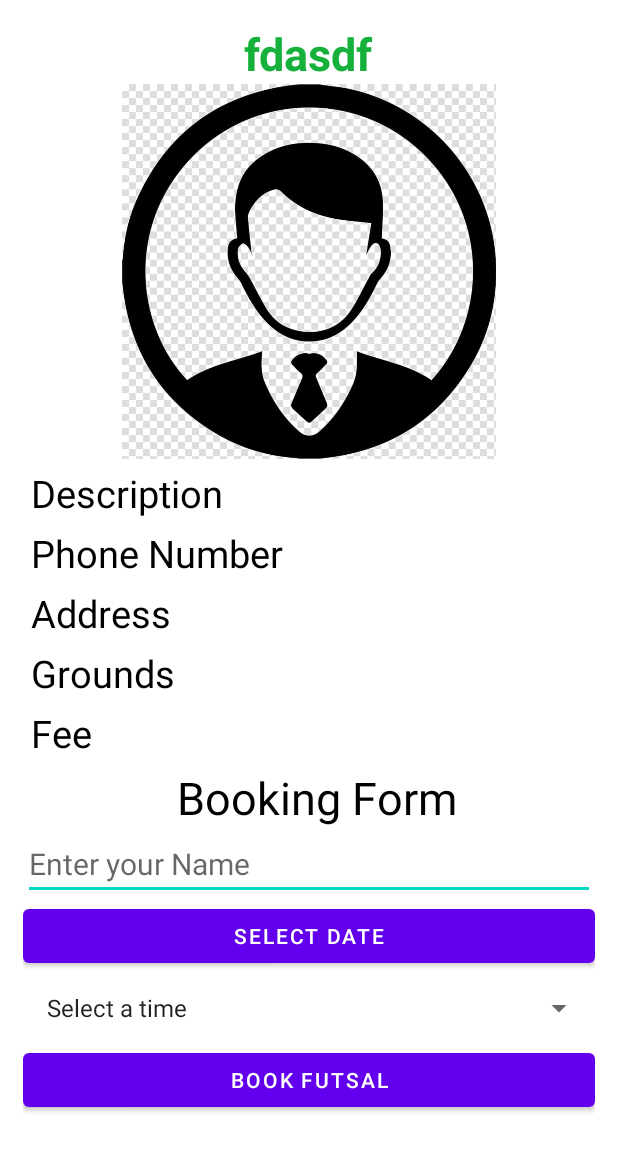
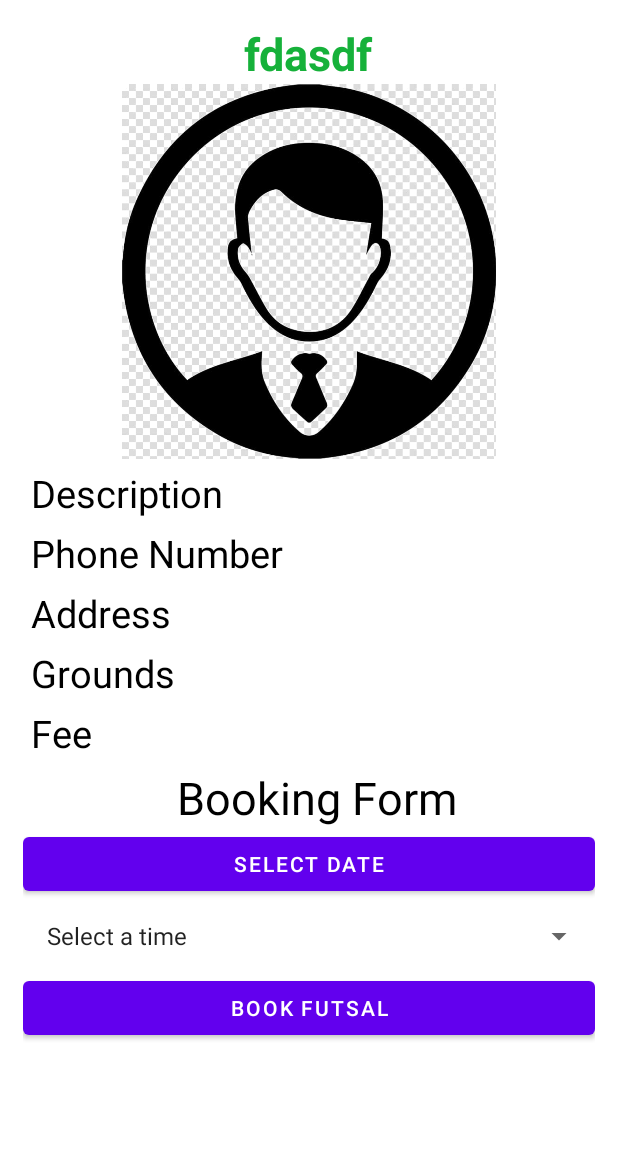
Before and after one commit to pSaurav10/FutsalAppAndroid, an Android app: the FutsaldetailActivity screen opened directly, with no data from a screen before it, after a tap on "BOOK FUTSAL", on a phone screen of 412 x 824 dp. Shown: the top 1151 px of the screen. Run offline under Robolectric (Android 15) with nearby library versions, the phone set to English and light mode, and no system bars; our stand-ins replace Room's generated code; pictures from the network do not load.

Commit message:
Futsal single detail page with booking

```diff
--- a/app/src/main/java/com/example/futsalapp/FutsaldetailActivity.kt
+++ b/app/src/main/java/com/example/futsalapp/FutsaldetailActivity.kt
@@ -1,13 +1,27 @@
 package com.example.futsalapp
 
 import android.app.DatePickerDialog
+import android.app.PendingIntent
+import android.content.Intent
+import android.graphics.Color
 import androidx.appcompat.app.AppCompatActivity
 import android.os.Bundle
 import android.view.View
 import android.widget.*
+import androidx.core.app.NotificationCompat
+import androidx.core.app.NotificationManagerCompat
 import com.bumptech.glide.Glide
+import com.example.futsalapp.Notification.NotificationChannels
 import com.example.futsalapp.api.ServiceBuilder
 import com.example.futsalapp.model.Futsal
+import com.example.futsalapp.model.FutsalBook
+import com.example.futsalapp.model.Player
+import com.example.futsalapp.repository.FutsalRepository
+import kotlinx.coroutines.CoroutineScope
+import kotlinx.coroutines.Dispatchers
+import kotlinx.coroutines.Dispatchers.Main
+import kotlinx.coroutines.launch
+import kotlinx.coroutines.withContext
 import java.util.*
 
 class FutsaldetailActivity : AppCompatActivity() {
@@ -111,9 +125,50 @@ class FutsaldetailActivity : AppCompatActivity() {
 
     private fun book() {
         val futsal = intent.getParcelableExtra<Futsal>("futsal")
-        val username = etUsername.text.toString()
+        val userdata = intent.getParcelableExtra< Player>("userdata")
+        val username = userdata?.username.toString()
         val date = etDate.text.toString()
         val time = selectedtime
         val futsalname = futsal?.name.toString()
+        val futsalid = futsal?._id.toString()
+        val userid = userdata?._id.toString()
+        val futsalbook = FutsalBook(futsalname=futsalname, futsalid=futsalid,
+        date=date, time=time, username=username,userid=userid)
+        CoroutineScope(Dispatchers.IO).launch {
+            try {
+                val futsalrepo = FutsalRepository()
+                val response = futsalrepo.bookFutsal(futsalbook)
+                if (response.success == true){
+                    withContext(Main){
+                        showNotification(time, futsalname, date)
+
+                    }
+                }
+            }
+            catch (e:Exception){
+                withContext(Main){
+                    Toast.makeText(this@FutsaldetailActivity, "$e.toString()", Toast.LENGTH_SHORT).show()
+                }
+
+            }
+        }
+    }
+
+    private fun showNotification(time: String, futsalname: String, date: String) {
+        val notificationManager = NotificationManagerCompat.from(this)
+        val activityIntent = Intent(this,FutsaldetailActivity::class.java)
+        val pendingIntent = PendingIntent.getActivity(this, 0, activityIntent, 0)
+
+        val notificationChannels = NotificationChannels(this)
+        notificationChannels.createNotificationChannels()
+
+        val notification = NotificationCompat.Builder(this, notificationChannels.CHANNEL_1)
+                .setSmallIcon(R.drawable.notification)
+                .setContentTitle("Booking successfull")
+                .setContentText("Successfully booked $futsalname for $time at $date")
+                .setColor(Color.GREEN)
+                .setContentIntent(pendingIntent)
+                .build()
+        notificationManager.notify(1, notification)
     }
 }
--- a/app/src/main/java/com/example/futsalapp/api/FutsalAPI.kt
+++ b/app/src/main/java/com/example/futsalapp/api/FutsalAPI.kt
@@ -1,6 +1,10 @@
 package com.example.futsalapp.api
 
+import com.example.futsalapp.model.FutsalBook
+import com.example.futsalapp.model.Player
+import com.example.futsalapp.response.AllBookingResponse
 import com.example.futsalapp.response.AllFutsalResponse
+import com.example.futsalapp.response.LoginSignupResponse
 import retrofit2.Response
 import retrofit2.http.*
 
@@ -9,4 +13,10 @@ interface FutsalAPI {
     suspend fun getAllFutsal(
             @Header("Authorization") token: String,
     ): Response<AllFutsalResponse>
+
+
+    @POST("futsalbook")
+    suspend fun futsalBook(
+            @Body futsalbook: FutsalBook
+    ): Response<AllBookingResponse>
 }
--- a/app/src/main/java/com/example/futsalapp/repository/FutsalRepository.kt
+++ b/app/src/main/java/com/example/futsalapp/repository/FutsalRepository.kt
@@ -6,7 +6,11 @@ import com.example.futsalapp.api.MyApiRequest
 import com.example.futsalapp.api.ServiceBuilder
 import com.example.futsalapp.db.FutsalDB
 import com.example.futsalapp.model.Futsal
+import com.example.futsalapp.model.FutsalBook
+import com.example.futsalapp.model.Player
+import com.example.futsalapp.response.AllBookingResponse
 import com.example.futsalapp.response.AllFutsalResponse
+import com.example.futsalapp.response.LoginSignupResponse
 
 class FutsalRepository() : MyApiRequest() {
     private val futsalAPI =
@@ -20,6 +24,12 @@ class FutsalRepository() : MyApiRequest() {
         }
     }
 
+    suspend fun bookFutsal(futsalbook: FutsalBook): AllBookingResponse {
+        return apiRequest {
+            futsalAPI.futsalBook(futsalbook)
+        }
+    }
+
     suspend fun insertFutsal(context: Context, futsal : List<Futsal>){
         FutsalDB.getInstance(context).getFutsalDao().DeleteAllFutsal()
         FutsalDB.getInstance(context).getFutsalDao().insertFutsal(futsal)
--- /dev/null
+++ b/app/src/main/res/drawable/notification.xml
@@ -0,0 +1,10 @@
+<vector xmlns:android="http://schemas.android.com/apk/res/android"
+    android:width="24dp"
+    android:height="24dp"
+    android:viewportWidth="24"
+    android:viewportHeight="24"
+    android:tint="?attr/colorControlNormal">
+  <path
+      android:fillColor="@android:color/white"
+      android:pathData="M7.58,4.08L6.15,2.65C3.75,4.48 2.17,7.3 2.03,10.5h2c0.15,-2.65 1.51,-4.97 3.55,-6.42zM19.97,10.5h2c-0.15,-3.2 -1.73,-6.02 -4.12,-7.85l-1.42,1.43c2.02,1.45 3.39,3.77 3.54,6.42zM18,11c0,-3.07 -1.64,-5.64 -4.5,-6.32L13.5,4c0,-0.83 -0.67,-1.5 -1.5,-1.5s-1.5,0.67 -1.5,1.5v0.68C7.63,5.36 6,7.92 6,11v5l-2,2v1h16v-1l-2,-2v-5zM12,22c0.14,0 0.27,-0.01 0.4,-0.04 0.65,-0.14 1.18,-0.58 1.44,-1.18 0.1,-0.24 0.15,-0.5 0.15,-0.78h-4c0.01,1.1 0.9,2 2.01,2z"/>
+</vector>
--- a/app/src/main/res/layout/activity_futsaldetail.xml
+++ b/app/src/main/res/layout/activity_futsaldetail.xml
@@ -91,13 +91,6 @@
         android:layout_gravity="center"
         android:id="@+id/frm"/>
 
-    <EditText
-        android:layout_width="match_parent"
-        android:layout_height="wrap_content"
-        android:hint="Enter your Name"
-        android:textSize="20sp"
-        android:id="@+id/etUsername"
-        />
     <Button
         android:layout_width="match_parent"
         android:layout_height="wrap_content"
```
Also changed, not shown: app/src/main/java/com/example/futsalapp/Notification/NotificationChannels.kt (added, +35 -0 lines), app/src/main/java/com/example/futsalapp/adapter/FutsalAdapter.kt (+33 -3 lines), app/src/main/java/com/example/futsalapp/model/Player.kt (+42 -1 lines), app/src/main/java/com/example/futsalapp/response/AllBookingResponse.kt (added, +8 -0 lines).
